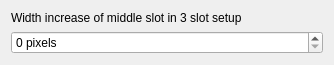
First picture: the form in contents/ui/config.ui, repository darkstego/Mudeer, before the edit.
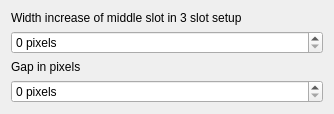
Second picture: the form after the edit.

Commit message: Add option for window gap

Diff of the .ui file:
```diff
--- a/contents/ui/config.ui
+++ b/contents/ui/config.ui
@@ -40,6 +40,32 @@
       </property>
     </widget>
    </item>
+   <item>
+     <widget class="QLabel" name="gapLabel">
+       <property name="toolTip">
+         <string>Gap in pixels</string>
+       </property>
+       <property name="text">
+         <string>Gap in pixels</string>
+       </property>
+     </widget>
+   </item>
+   <item>
+     <widget class="QSpinBox" name="kcfg_gap">
+       <property name="toolTip">
+	 <string>Gap</string>
+       </property>
+       <property name="maximum">
+	 <number>2000</number>
+       </property>
+       <property name="suffix">
+	 <string> pixels</string>
+       </property>
+       <property name="singleStep">
+	 <number>1</number>
+       </property>
+     </widget>
+   </item>
   </layout>
  </widget>
  <resources/>
```
The commit also changes 2 other files.
